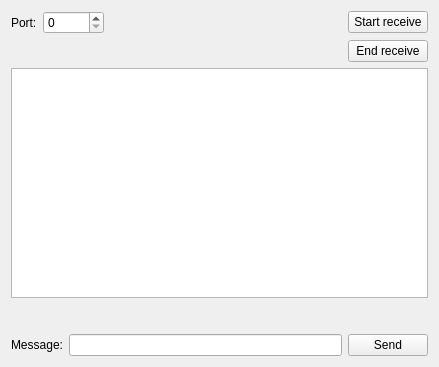
The window that UDPServer/widget.ui (Jam2356/App) describes before a commit, drawn with Qt 5.
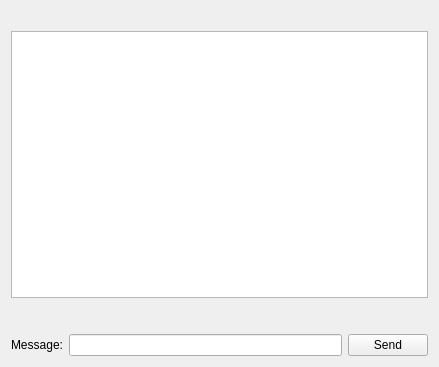
The same window after the commit.

Diff of the .ui file:
```diff
--- a/UDPServer/widget.ui
+++ b/UDPServer/widget.ui
@@ -14,24 +14,7 @@
    <string>Widget</string>
   </property>
   <layout class="QGridLayout" name="gridLayout_2">
-   <item row="0" column="0">
-    <widget class="QLabel" name="label">
-     <property name="text">
-      <string>Port:</string>
-     </property>
-    </widget>
-   </item>
-   <item row="1" column="3">
-    <widget class="QPushButton" name="endReceive">
-     <property name="text">
-      <string>End receive</string>
-     </property>
-    </widget>
-   </item>
-   <item row="2" column="0" colspan="4">
-    <widget class="QListWidget" name="chat"/>
-   </item>
-   <item row="3" column="3">
+   <item row="2" column="2">
     <spacer name="verticalSpacer">
      <property name="orientation">
       <enum>Qt::Vertical</enum>
@@ -47,7 +30,7 @@
      </property>
     </spacer>
    </item>
-   <item row="4" column="0" colspan="4">
+   <item row="3" column="0" colspan="3">
     <layout class="QGridLayout" name="gridLayout">
      <item row="0" column="0">
       <widget class="QLabel" name="label_2">
@@ -68,21 +51,7 @@
      </item>
     </layout>
    </item>
-   <item row="0" column="3">
-    <widget class="QPushButton" name="receive">
-     <property name="text">
-      <string>Start receive</string>
-     </property>
-    </widget>
-   </item>
    <item row="0" column="1">
-    <widget class="QSpinBox" name="spinPort">
-     <property name="maximum">
-      <number>65000</number>
-     </property>
-    </widget>
-   </item>
-   <item row="1" column="2">
     <spacer name="horizontalSpacer">
      <property name="orientation">
       <enum>Qt::Horizontal</enum>
@@ -95,6 +64,9 @@
      </property>
     </spacer>
    </item>
+   <item row="1" column="0" colspan="3">
+    <widget class="QListWidget" name="chat"/>
+   </item>
   </layout>
  </widget>
  <resources/>
```
